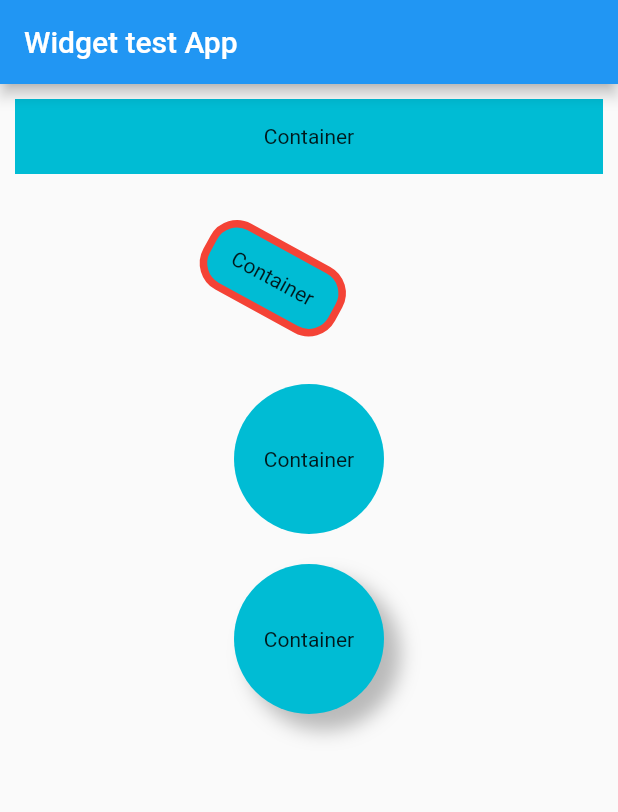
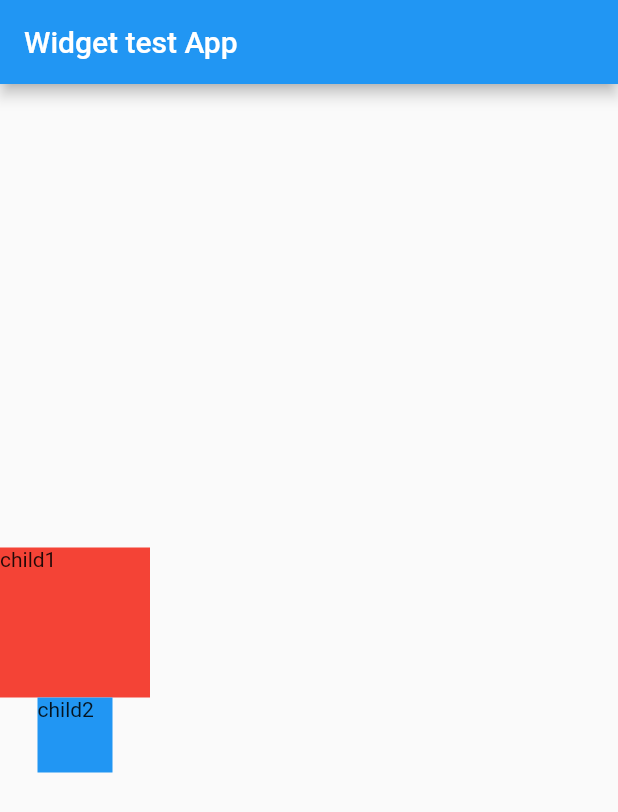
Before and after one commit to trm11tkr/Widget_practice, a Flutter app: the screen it shows after launch, on a phone screen of 412 x 824 dp. Shown: the top 812 px of the screen. Run offline on Flutter 3.47's test engine with Material 2 defaults, Android fonts, the phone set to English and light mode, and no system bars.

Commit message:
Column Widgetを追加

```diff
--- /dev/null
+++ b/lib/layout_practice.dart
@@ -0,0 +1,28 @@
+import 'package:flutter/material.dart';
+
+/// Column Widget
+class ColumnPractice extends StatelessWidget {
+  const ColumnPractice({Key? key}) : super(key: key);
+
+  @override
+  Widget build(BuildContext context) {
+    return Column (
+      crossAxisAlignment: CrossAxisAlignment.center,
+      mainAxisAlignment: MainAxisAlignment.center,
+      children: [
+        Container(
+          width: 100,
+          height: 100,
+          child: const Text('child1'),
+          color: Colors.red,
+        ),
+        Container(
+          width: 50,
+          height: 50,
+          child: const Text('child2'),
+          color: Colors.blue,
+        ),
+      ],
+    );
+  }
+}
--- a/lib/main.dart
+++ b/lib/main.dart
@@ -1,4 +1,5 @@
 import 'package:flutter/material.dart';
+import 'package:widget_practice/layout_practice.dart';
 import 'container_practice.dart';
 
 void main() {
@@ -19,15 +20,7 @@ class MyApp extends StatelessWidget {
       home: MaterialApp(
         home: Scaffold(
             appBar: AppBar(title: const Text('Widget test App'),),
-            body: Column(
-              children: const [
-                ContainerPractice01(), // シンプル
-                ContainerPractice02(), // 枠線、角度あり、角丸
-                SizedBox(height: 50,), // 垂直方向の余白
-                ContainerPractice03(), // 完全な丸
-                ContainerPractice04(),
-              ],
-            ),
+            body: ColumnPractice(),
         ),
       ),
     );
```
